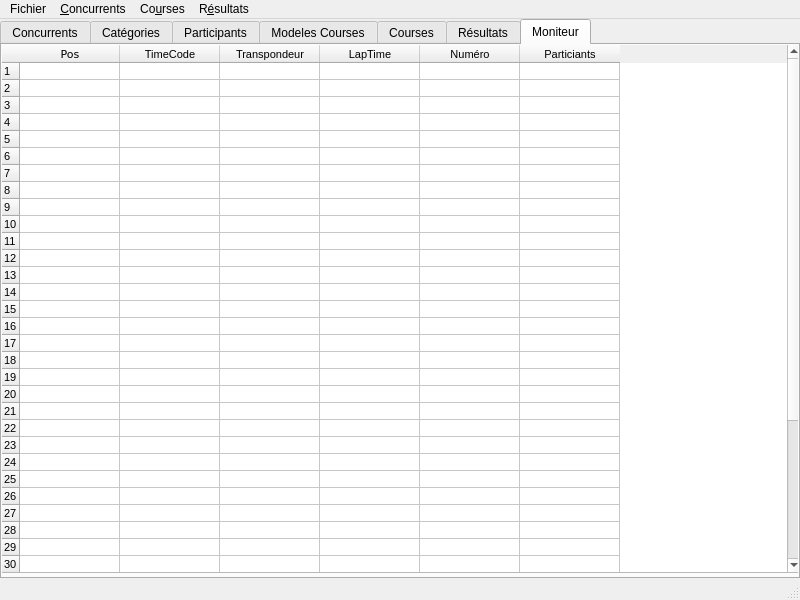
Old version of the form MainWindow.ui in the repository alcatrazproduction/Chrono.
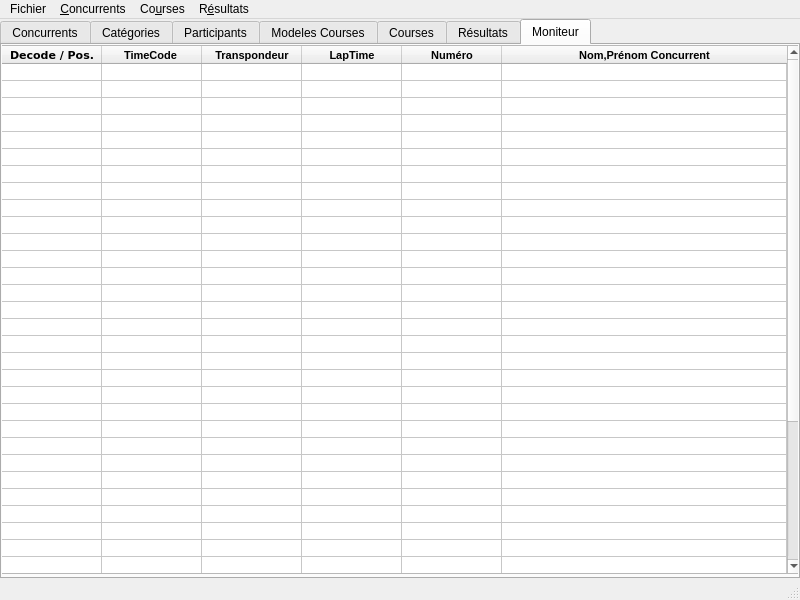
New version of the form. The open tabs and pages were chosen to show the change.

What changed in the file:
```diff
--- a/MainWindow.ui
+++ b/MainWindow.ui
@@ -1652,9 +1652,17 @@
       </property>
       <layout class="QVBoxLayout" name="verticalLayout">
        <item>
+        <layout class="QHBoxLayout" name="horizontalLayout_9">
+         <property name="topMargin">
+          <number>1</number>
+         </property>
+         <property name="bottomMargin">
+          <number>1</number>
+         </property>
+         <item>
         <widget class="QTableWidget" name="TM_T_passage">
          <property name="sizePolicy">
-          <sizepolicy hsizetype="Expanding" vsizetype="MinimumExpanding">
+            <sizepolicy hsizetype="Expanding" vsizetype="Expanding">
            <horstretch>0</horstretch>
            <verstretch>0</verstretch>
           </sizepolicy>
@@ -1688,6 +1696,9 @@
          <property name="accessibleDescription">
           <string notr="true"/>
          </property>
+           <property name="autoFillBackground">
+            <bool>false</bool>
+           </property>
          <property name="frameShape">
           <enum>QFrame::StyledPanel</enum>
          </property>
@@ -1698,7 +1709,7 @@
           <enum>Qt::ScrollBarAlwaysOff</enum>
          </property>
          <property name="sizeAdjustPolicy">
-          <enum>QAbstractScrollArea::AdjustToContents</enum>
+            <enum>QAbstractScrollArea::AdjustToContentsOnFirstShow</enum>
          </property>
          <property name="editTriggers">
           <set>QAbstractItemView::NoEditTriggers</set>
@@ -1721,6 +1732,9 @@
          <property name="wordWrap">
           <bool>false</bool>
          </property>
+           <property name="cornerButtonEnabled">
+            <bool>false</bool>
+           </property>
          <property name="rowCount">
           <number>40</number>
          </property>
@@ -1728,11 +1742,17 @@
           <number>100</number>
          </attribute>
          <attribute name="horizontalHeaderMinimumSectionSize">
-          <number>20</number>
+            <number>50</number>
          </attribute>
          <attribute name="horizontalHeaderShowSortIndicator" stdset="0">
           <bool>true</bool>
          </attribute>
+           <attribute name="horizontalHeaderStretchLastSection">
+            <bool>true</bool>
+           </attribute>
+           <attribute name="verticalHeaderVisible">
+            <bool>false</bool>
+           </attribute>
          <attribute name="verticalHeaderDefaultSectionSize">
           <number>10</number>
          </attribute>
@@ -1781,7 +1801,7 @@
          <row/>
          <column>
           <property name="text">
-           <string>Pos</string>
+             <string>Decode / Pos.</string>
           </property>
           <property name="toolTip">
            <string notr="true"/>
@@ -1790,16 +1810,30 @@
            <font>
             <family>DejaVu Sans</family>
             <pointsize>8</pointsize>
-           </font>
-          </property>
+              <weight>75</weight>
+              <bold>true</bold>
+             </font>
+            </property>
+            <property name="textAlignment">
+             <set>AlignCenter</set>
+            </property>
          </column>
          <column>
           <property name="text">
-           <string>TimeCode</string>
+             <string>TimeCode </string>
           </property>
           <property name="toolTip">
            <string notr="true"/>
           </property>
+            <property name="font">
+             <font>
+              <weight>75</weight>
+              <bold>true</bold>
+             </font>
+            </property>
+            <property name="textAlignment">
+             <set>AlignCenter</set>
+            </property>
          </column>
          <column>
           <property name="text">
@@ -1808,6 +1842,15 @@
           <property name="toolTip">
            <string notr="true"/>
           </property>
+            <property name="font">
+             <font>
+              <weight>75</weight>
+              <bold>true</bold>
+             </font>
+            </property>
+            <property name="textAlignment">
+             <set>AlignCenter</set>
+            </property>
          </column>
          <column>
           <property name="text">
@@ -1816,6 +1859,15 @@
           <property name="toolTip">
            <string notr="true"/>
           </property>
+            <property name="font">
+             <font>
+              <weight>75</weight>
+              <bold>true</bold>
+             </font>
+            </property>
+            <property name="textAlignment">
+             <set>AlignCenter</set>
+            </property>
          </column>
          <column>
           <property name="text">
@@ -1824,25 +1876,35 @@
           <property name="toolTip">
            <string notr="true"/>
           </property>
+            <property name="font">
+             <font>
+              <weight>75</weight>
+              <bold>true</bold>
+             </font>
+            </property>
+            <property name="textAlignment">
+             <set>AlignCenter</set>
+            </property>
          </column>
          <column>
           <property name="text">
-           <string>Particiants</string>
+             <string>Nom,Prénom Concurrent</string>
           </property>
           <property name="toolTip">
            <string notr="true"/>
           </property>
+            <property name="font">
+             <font>
+              <weight>75</weight>
+              <bold>true</bold>
+             </font>
+            </property>
+            <property name="textAlignment">
+             <set>AlignCenter</set>
+            </property>
          </column>
         </widget>
        </item>
-       <item>
-        <layout class="QHBoxLayout" name="horizontalLayout_9">
-         <property name="topMargin">
-          <number>1</number>
-         </property>
-         <property name="bottomMargin">
-          <number>1</number>
-         </property>
         </layout>
        </item>
       </layout>
```
Left out of the diff: 13 changed lines with no effect on the pictures. Lines whose indentation alone changed are shown as unchanged.
